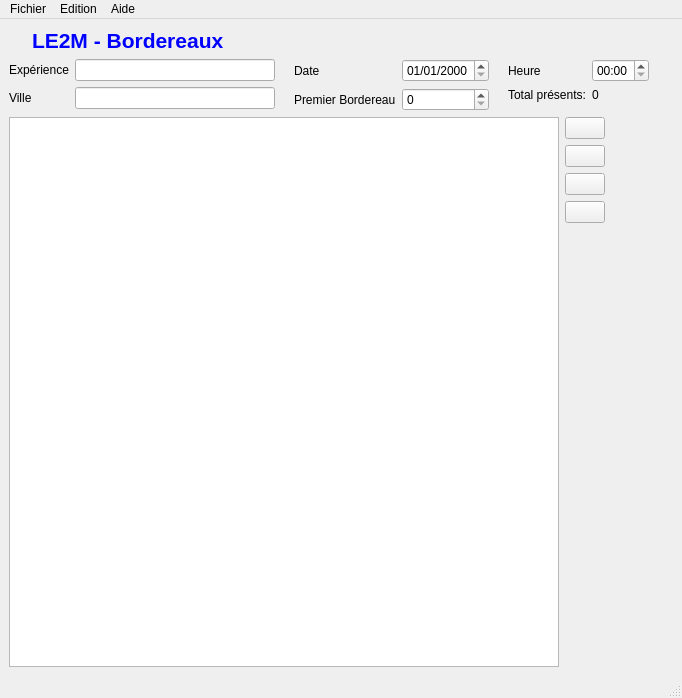
Qt form le2mBordereauxGui/le2mBordereaux_gui_main.ui (dimdub34/le2m_bordereaux) before a commit.
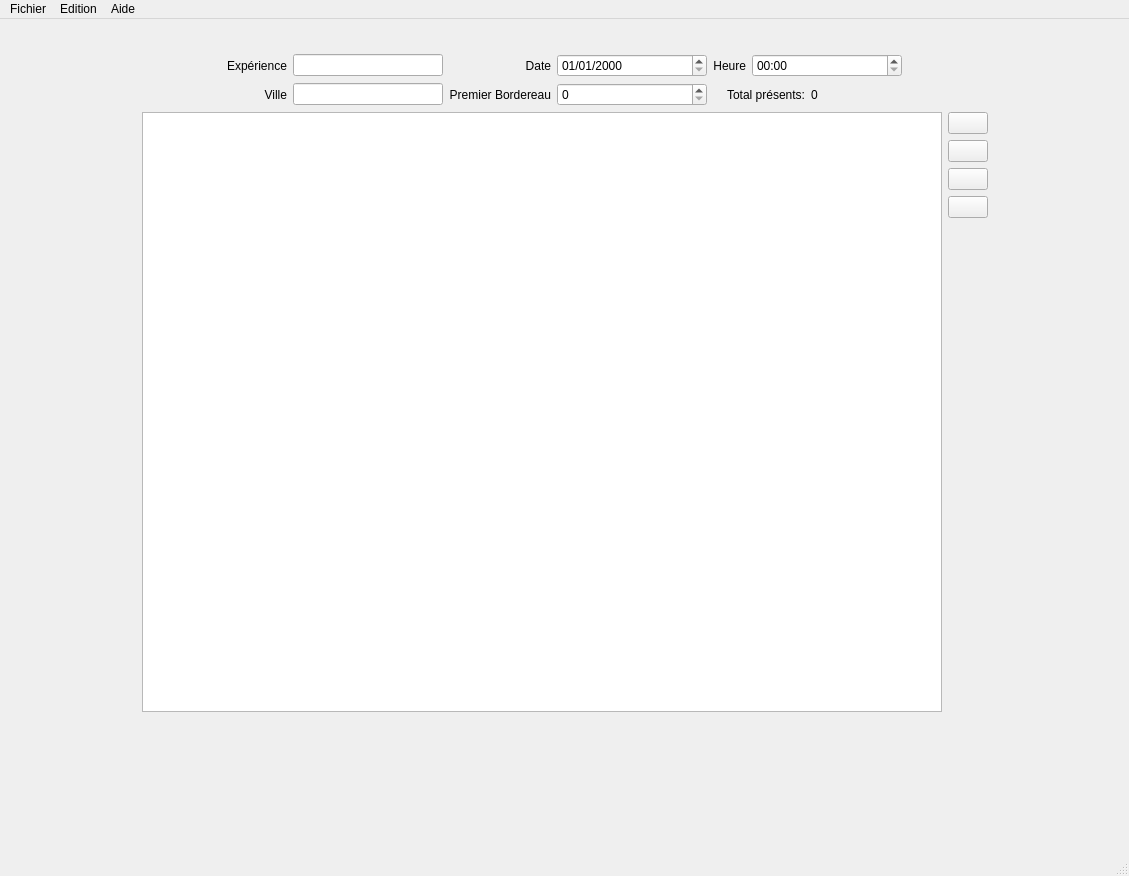
The same form after that commit. Icons and pictures are not drawn.

Commit message: amélioration interface

What changed in the file:
```diff
--- a/le2mBordereauxGui/le2mBordereaux_gui_main.ui
+++ b/le2mBordereauxGui/le2mBordereaux_gui_main.ui
@@ -6,22 +6,49 @@
    <rect>
     <x>0</x>
     <y>0</y>
-    <width>682</width>
-    <height>698</height>
+    <width>1129</width>
+    <height>876</height>
    </rect>
   </property>
+  <property name="sizePolicy">
+   <sizepolicy hsizetype="Expanding" vsizetype="Expanding">
+    <horstretch>0</horstretch>
+    <verstretch>0</verstretch>
+   </sizepolicy>
+  </property>
   <property name="minimumSize">
    <size>
     <width>0</width>
     <height>0</height>
    </size>
   </property>
+  <property name="maximumSize">
+   <size>
+    <width>16777215</width>
+    <height>16777215</height>
+   </size>
+  </property>
   <property name="windowTitle">
    <string>Bordereau Editor</string>
   </property>
   <widget class="QWidget" name="centralwidget">
    <layout class="QVBoxLayout" name="verticalLayout">
     <item>
+     <layout class="QHBoxLayout" name="horizontalLayout_10">
+      <item>
+       <spacer name="horizontalSpacer_3">
+        <property name="orientation">
+         <enum>Qt::Horizontal</enum>
+        </property>
+        <property name="sizeHint" stdset="0">
+         <size>
+          <width>40</width>
+          <height>20</height>
+         </size>
+        </property>
+       </spacer>
+      </item>
+      <item>
      <layout class="QHBoxLayout" name="horizontalLayout_2">
       <item>
        <widget class="QLabel" name="label_logo">
@@ -33,102 +60,50 @@
         </property>
        </widget>
       </item>
-      <item>
-       <spacer name="horizontalSpacer_10">
-        <property name="orientation">
-         <enum>Qt::Horizontal</enum>
-        </property>
-        <property name="sizeType">
-         <enum>QSizePolicy::Fixed</enum>
-        </property>
-        <property name="sizeHint" stdset="0">
-         <size>
-          <width>10</width>
-          <height>20</height>
-         </size>
-        </property>
-       </spacer>
+       </layout>
       </item>
-      <item>
-       <widget class="QLabel" name="label_description">
-        <property name="font">
-         <font>
-          <pointsize>16</pointsize>
-          <weight>75</weight>
-          <bold>true</bold>
-         </font>
-        </property>
-        <property name="styleSheet">
-         <string notr="true">color: rgb(0, 0, 255);</string>
-        </property>
-        <property name="text">
-         <string>LE2M - Bordereaux</string>
-        </property>
-       </widget>
+     </layout>
       </item>
       <item>
-       <spacer name="horizontalSpacer_2">
+     <layout class="QHBoxLayout" name="horizontalLayout_9">
+      <item>
+       <spacer name="horizontalSpacer_6">
         <property name="orientation">
          <enum>Qt::Horizontal</enum>
         </property>
-        <property name="sizeType">
-         <enum>QSizePolicy::MinimumExpanding</enum>
-        </property>
         <property name="sizeHint" stdset="0">
          <size>
-          <width>13</width>
+          <width>40</width>
           <height>20</height>
          </size>
         </property>
        </spacer>
       </item>
-     </layout>
-    </item>
     <item>
+       <layout class="QGridLayout" name="gridLayout">
+        <item row="0" column="0">
      <layout class="QHBoxLayout" name="horizontalLayout">
       <item>
-       <layout class="QFormLayout" name="formLayout">
-        <item row="0" column="0">
          <widget class="QLabel" name="label_nom">
           <property name="text">
            <string>Expérience</string>
           </property>
-         </widget>
-        </item>
-        <item row="0" column="1">
+            <property name="alignment">
+             <set>Qt::AlignRight|Qt::AlignTrailing|Qt::AlignVCenter</set>
+            </property>
+           </widget>
+          </item>
+          <item>
          <widget class="QLineEdit" name="lineEdit_nomExperience">
           <property name="minimumSize">
            <size>
-            <width>200</width>
+              <width>150</width>
             <height>0</height>
            </size>
           </property>
           <property name="maximumSize">
            <size>
-            <width>200</width>
-            <height>16777215</height>
-           </size>
-          </property>
-         </widget>
-        </item>
-        <item row="1" column="0">
-         <widget class="QLabel" name="label_ville">
-          <property name="text">
-           <string>Ville</string>
-          </property>
-         </widget>
-        </item>
-        <item row="1" column="1">
-         <widget class="QLineEdit" name="lineEdit_ville">
-          <property name="minimumSize">
-           <size>
-            <width>200</width>
-            <height>0</height>
-           </size>
-          </property>
-          <property name="maximumSize">
-           <size>
-            <width>200</width>
+              <width>150</width>
             <height>16777215</height>
            </size>
           </property>
@@ -136,47 +111,128 @@
         </item>
        </layout>
       </item>
+        <item row="0" column="1">
+         <layout class="QHBoxLayout" name="horizontalLayout_5">
       <item>
-       <spacer name="horizontalSpacer">
-        <property name="orientation">
-         <enum>Qt::Horizontal</enum>
-        </property>
-        <property name="sizeType">
-         <enum>QSizePolicy::Fixed</enum>
-        </property>
-        <property name="sizeHint" stdset="0">
-         <size>
-          <width>13</width>
-          <height>20</height>
-         </size>
-        </property>
-       </spacer>
-      </item>
-      <item>
-       <layout class="QFormLayout" name="formLayout_2">
-        <item row="0" column="0">
          <widget class="QLabel" name="label">
           <property name="text">
            <string>Date</string>
           </property>
-         </widget>
-        </item>
-        <item row="0" column="1">
+            <property name="alignment">
+             <set>Qt::AlignRight|Qt::AlignTrailing|Qt::AlignVCenter</set>
+            </property>
+           </widget>
+          </item>
+          <item>
          <widget class="QDateEdit" name="dateEdit">
+            <property name="minimumSize">
+             <size>
+              <width>150</width>
+              <height>0</height>
+             </size>
+            </property>
+            <property name="maximumSize">
+             <size>
+              <width>150</width>
+              <height>16777215</height>
+             </size>
+            </property>
           <property name="displayFormat">
            <string>dd/MM/yyyy</string>
           </property>
          </widget>
         </item>
+         </layout>
+        </item>
+        <item row="0" column="2">
+         <layout class="QHBoxLayout" name="horizontalLayout_7">
+          <item>
+           <widget class="QLabel" name="label_2">
+            <property name="text">
+             <string>Heure</string>
+            </property>
+            <property name="alignment">
+             <set>Qt::AlignRight|Qt::AlignTrailing|Qt::AlignVCenter</set>
+            </property>
+           </widget>
+          </item>
+          <item>
+           <widget class="QTimeEdit" name="timeEdit">
+            <property name="minimumSize">
+             <size>
+              <width>150</width>
+              <height>0</height>
+             </size>
+            </property>
+            <property name="maximumSize">
+             <size>
+              <width>150</width>
+              <height>16777215</height>
+             </size>
+            </property>
+            <property name="displayFormat">
+             <string>HH:mm</string>
+            </property>
+           </widget>
+          </item>
+         </layout>
+        </item>
         <item row="1" column="0">
+         <layout class="QHBoxLayout" name="horizontalLayout_4">
+          <item>
+           <widget class="QLabel" name="label_ville">
+            <property name="text">
+             <string>Ville</string>
+            </property>
+            <property name="alignment">
+             <set>Qt::AlignRight|Qt::AlignTrailing|Qt::AlignVCenter</set>
+            </property>
+           </widget>
+          </item>
+          <item>
+           <widget class="QLineEdit" name="lineEdit_ville">
+            <property name="minimumSize">
+             <size>
+              <width>150</width>
+              <height>0</height>
+             </size>
+            </property>
+            <property name="maximumSize">
+             <size>
+              <width>150</width>
+              <height>16777215</height>
+             </size>
+            </property>
+           </widget>
+          </item>
+         </layout>
+        </item>
+        <item row="1" column="1">
+         <layout class="QHBoxLayout" name="horizontalLayout_6">
+          <item>
          <widget class="QLabel" name="label_premierBordereau">
           <property name="text">
            <string>Premier Bordereau</string>
           </property>
-         </widget>
-        </item>
-        <item row="1" column="1">
+            <property name="alignment">
+             <set>Qt::AlignRight|Qt::AlignTrailing|Qt::AlignVCenter</set>
+            </property>
+           </widget>
+          </item>
+          <item>
          <widget class="QSpinBox" name="spinBox_premierBordereau">
+            <property name="minimumSize">
+             <size>
+              <width>150</width>
+              <height>0</height>
+             </size>
+            </property>
+            <property name="maximumSize">
+             <size>
+              <width>150</width>
+              <height>16777215</height>
+             </size>
+            </property>
           <property name="maximum">
            <number>999</number>
           </property>
@@ -184,46 +240,19 @@
         </item>
        </layout>
       </item>
+        <item row="1" column="2">
+         <layout class="QHBoxLayout" name="horizontalLayout_8">
       <item>
-       <spacer name="horizontalSpacer_3">
-        <property name="orientation">
-         <enum>Qt::Horizontal</enum>
-        </property>
-        <property name="sizeType">
-         <enum>QSizePolicy::Fixed</enum>
-        </property>
-        <property name="sizeHint" stdset="0">
-         <size>
-          <width>13</width>
-          <height>20</height>
-         </size>
-        </property>
-       </spacer>
-      </item>
-      <item>
-       <layout class="QFormLayout" name="formLayout_3">
-        <item row="0" column="0">
-         <widget class="QLabel" name="label_2">
-          <property name="text">
-           <string>Heure</string>
-          </property>
-         </widget>
-        </item>
-        <item row="0" column="1">
-         <widget class="QTimeEdit" name="timeEdit">
-          <property name="displayFormat">
-           <string>HH:mm</string>
-          </property>
-         </widget>
-        </item>
-        <item row="1" column="0">
          <widget class="QLabel" name="label_presents">
           <property name="text">
            <string>Total présents:</string>
           </property>
-         </widget>
-        </item>
-        <item row="1" column="1">
+            <property name="alignment">
+             <set>Qt::AlignRight|Qt::AlignTrailing|Qt::AlignVCenter</set>
+            </property>
+           </widget>
+          </item>
+          <item>
          <widget class="QLabel" name="label_presents_nb">
           <property name="text">
            <string>0</string>
@@ -232,6 +261,8 @@
         </item>
        </layout>
       </item>
+       </layout>
+      </item>
       <item>
        <spacer name="horizontalSpacer_4">
         <property name="orientation">
@@ -249,6 +280,19 @@
     </item>
     <item>
      <layout class="QHBoxLayout" name="horizontalLayout_3">
+      <item>
+       <spacer name="horizontalSpacer_5">
+        <property name="orientation">
+         <enum>Qt::Horizontal</enum>
+        </property>
+        <property name="sizeHint" stdset="0">
+         <size>
+          <width>40</width>
+          <height>20</height>
+         </size>
+        </property>
+       </spacer>
+      </item>
       <item>
        <widget class="QTableView" name="tableView_sujets">
         <property name="sizePolicy">
@@ -259,13 +303,13 @@
         </property>
         <property name="minimumSize">
          <size>
-          <width>550</width>
-          <height>500</height>
+          <width>800</width>
+          <height>600</height>
          </size>
         </property>
         <property name="maximumSize">
          <size>
-          <width>350</width>
+          <width>900</width>
           <height>16777215</height>
          </size>
         </property>
@@ -365,6 +409,19 @@
       </item>
      </layout>
     </item>
+    <item>
+     <spacer name="verticalSpacer_2">
+      <property name="orientation">
+       <enum>Qt::Vertical</enum>
+      </property>
+      <property name="sizeHint" stdset="0">
+       <size>
+        <width>20</width>
+        <height>14</height>
+       </size>
+      </property>
+     </spacer>
+    </item>
    </layout>
   </widget>
   <widget class="QMenuBar" name="menubar">
@@ -372,8 +429,8 @@
     <rect>
      <x>0</x>
      <y>0</y>
-     <width>682</width>
-     <height>19</height>
+     <width>1129</width>
+     <height>25</height>
     </rect>
    </property>
    <widget class="QMenu" name="menuFichier">
```
Left out of the diff: 15 changed lines with no effect on the pictures. Lines whose indentation alone changed are shown as unchanged. The commit also changes 3 other files.
